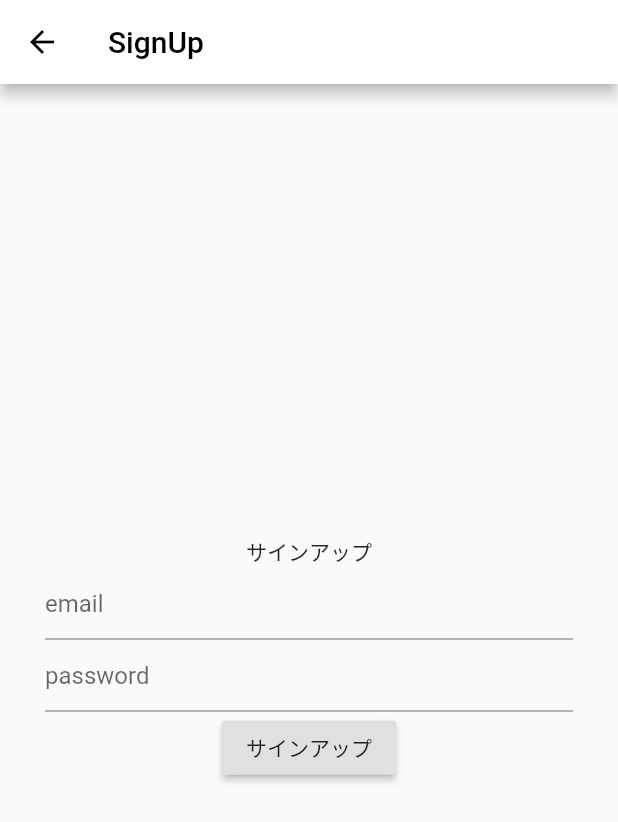
After one commit to yshogo/photo_sns, a Flutter app: the Login screen opened directly, after a tap on "サインアップ", on a phone screen of 412 x 824 dp. The commit adds this screen. Shown: the top 822 px of the screen. Run offline on Flutter 3.47's test engine with Material 2 defaults, Android fonts, the phone set to English and light mode, and no system bars; our stand-ins replace firebase_auth, shared_preferences; accounts and stored records are empty.

Commit message:
まだ途中

```diff
--- /dev/null
+++ b/lib/login.dart
@@ -0,0 +1,63 @@
+import 'package:flutter/cupertino.dart';
+import 'package:flutter/material.dart';
+import 'package:photo_sns/sign_up.dart';
+
+class Login extends StatelessWidget {
+  @override
+  Widget build(BuildContext context) {
+    return Scaffold(
+      appBar: AppBar(
+        title: Text(
+          "Login",
+          style: TextStyle(color: Colors.black),
+        ),
+        backgroundColor: Colors.white,
+        iconTheme: IconThemeData(
+          color: Colors.black,
+        ),
+      ),
+      body: Container(
+        margin: const EdgeInsets.only(
+          left: 30,
+          right: 30,
+        ),
+        child: Column(
+          mainAxisAlignment: MainAxisAlignment.center,
+          crossAxisAlignment: CrossAxisAlignment.center,
+          children: <Widget>[
+            Text("ログイン画面"),
+            TextFormField(
+              decoration: InputDecoration(
+                hintText: "email",
+              ),
+            ),
+            TextFormField(
+              decoration: InputDecoration(
+                hintText: "password",
+              ),
+              obscureText: true,
+            ),
+            RaisedButton(
+              onPressed: () {},
+              child: Text("ログイン"),
+            ),
+            SizedBox(
+              height: 10,
+            ),
+            FlatButton(
+              onPressed: () {
+                Navigator.push(context, CupertinoPageRoute(
+                  builder: (context) => SignUp(),
+                ));
+              },
+              child: Text(
+                "サインアップ",
+                style: TextStyle(color: Colors.blue),
+              ),
+            ),
+          ],
+        ),
+      ),
+    );
+  }
+}
--- a/lib/my_page.dart
+++ b/lib/my_page.dart
@@ -1,11 +1,30 @@
+import 'package:flutter/cupertino.dart';
 import 'package:flutter/material.dart';
+
+import 'login.dart';
 
 class MyPage extends StatelessWidget {
   @override
   Widget build(BuildContext context) {
     return Scaffold(
       body: Center(
-        child: const Text("マイページ"),
+        child: Column(
+          mainAxisAlignment: MainAxisAlignment.center,
+          crossAxisAlignment: CrossAxisAlignment.center,
+          children: <Widget>[
+            RaisedButton(
+              onPressed: () {
+                Navigator.push(
+                  context,
+                  CupertinoPageRoute(
+                    builder: (context) => Login(),
+                  ),
+                );
+              },
+              child: Text("ログインする"),
+            ),
+          ],
+        ),
       ),
     );
   }
--- /dev/null
+++ b/lib/sign_up.dart
@@ -0,0 +1,74 @@
+import 'package:firebase_auth/firebase_auth.dart';
+import 'package:flutter/material.dart';
+import 'package:shared_preferences/shared_preferences.dart';
+
+class SignUp extends StatefulWidget {
+
+  @override
+  _SignUpState createState() => _SignUpState();
+}
+
+class _SignUpState extends State<SignUp> {
+  final TextEditingController _emailController = TextEditingController();
+
+  final TextEditingController _passwordController = TextEditingController();
+
+  @override
+  Widget build(BuildContext context) {
+    return Scaffold(
+      appBar: AppBar(
+        title: Text(
+          "SignUp",
+          style: TextStyle(color: Colors.black),
+        ),
+        backgroundColor: Colors.white,
+        iconTheme: IconThemeData(
+          color: Colors.black,
+        ),
+      ),
+      body: Container(
+        margin: const EdgeInsets.only(
+          left: 30,
+          right: 30,
+        ),
+        child: Column(
+          crossAxisAlignment: CrossAxisAlignment.center,
+          mainAxisAlignment: MainAxisAlignment.center,
+          children: <Widget>[
+            Text("サインアップ"),
+            TextFormField(
+              controller: _emailController,
+              decoration: InputDecoration(hintText: "email"),
+            ),
+            TextFormField(
+              controller: _passwordController,
+              decoration: InputDecoration(hintText: "password"),
+              obscureText: true,
+            ),
+            RaisedButton(
+              onPressed: (){
+                String email = _emailController.text;
+                String password = _passwordController.text;
+
+              },
+              child: Text("サインアップ"),
+            )
+          ],
+        ),
+      ),
+    );
+  }
+
+  Future<FirebaseUser> _signUp(String email, String password) async {
+    final FirebaseAuth _auth = FirebaseAuth.instance;
+    final FirebaseUser user = await _auth.createUserWithEmailAndPassword(
+        email: email, password: password);
+    print(user);
+    return user;
+  }
+
+  Future<void> _saveUid(String uid) async {
+    SharedPreferences prefs = await SharedPreferences.getInstance();
+    prefs.setString("uid", uid);
+  }
+}
--- a/pubspec.yaml
+++ b/pubspec.yaml
@@ -27,6 +27,7 @@ dependencies:
   cloud_firestore: ^0.9.3+1
   firebase_storage: ^2.1.0+1
   firebase_auth: ^0.8.4+5
+  shared_preferences: ^0.5.3
 
 dev_dependencies:
   flutter_test:
```
Also changed, not shown: pubspec.lock, 2 other files.
